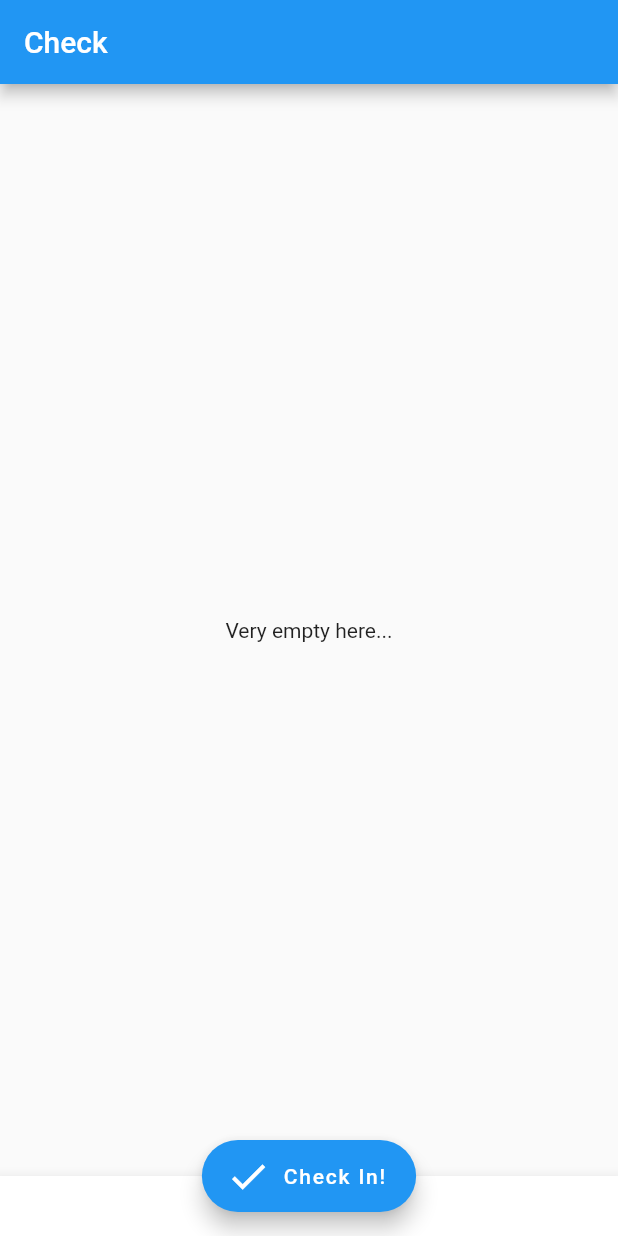
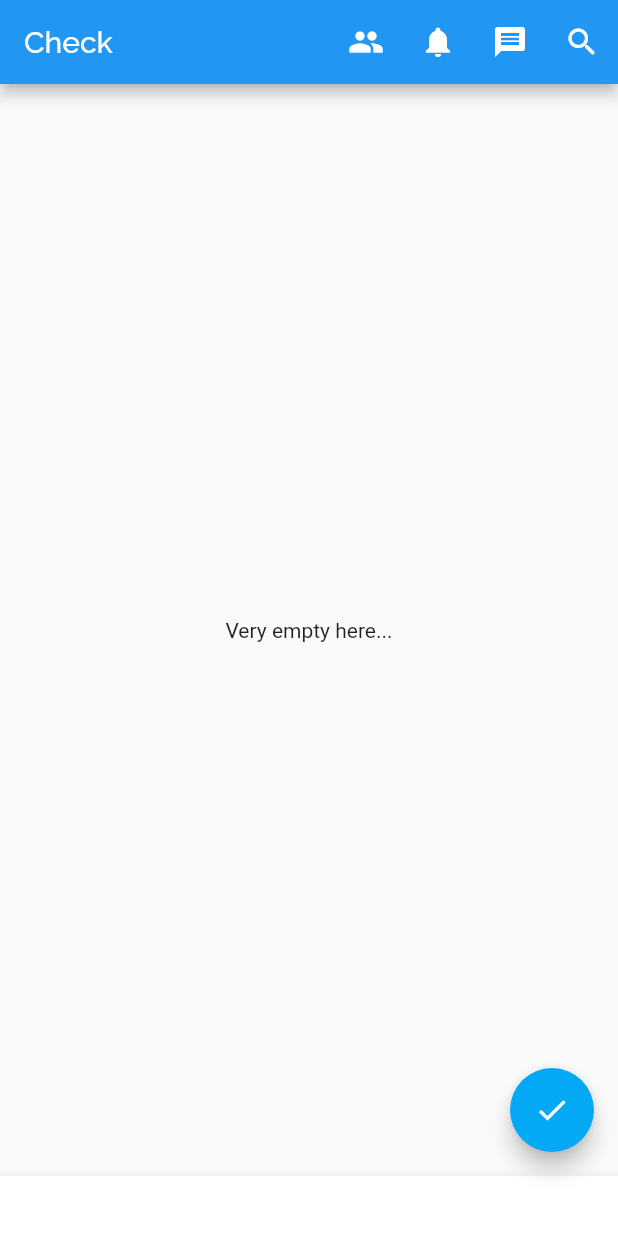
Before and after one commit to nemo-omen/check, a Flutter app: the screen it shows after launch, on a phone screen of 412 x 824 dp. Run offline on Flutter 3.47's test engine with Material 2 defaults, Android fonts, the phone set to English and light mode, and no system bars; Roboto replaces fonts that are missing (IBM Plex Mono).

Commit message:
Added AppBar icons, assets folder, fonts.

```diff
--- a/lib/src/app.dart
+++ b/lib/src/app.dart
@@ -9,6 +9,8 @@ class App extends StatelessWidget {
       title: 'Check',
       theme: ThemeData(
         primarySwatch: Colors.blue,
+        accentColor: Colors.lightBlue,
+        fontFamily: 'IBM Plex Mono',
       ),
       home: HomePage(title: 'Check'),
     );
--- a/lib/src/pages/home.dart
+++ b/lib/src/pages/home.dart
@@ -4,19 +4,26 @@ import 'package:flutter/material.dart';
 // * Pages
 // * |—> Home
 // * |———> Check Stream
-// *        |___ListView()
-// *            |___ Sorting (default: newest first | option: oldest | option: almost time | option: late)
-// *               |___ if(DateTime.now - lastCheckedDateTime == 24hrs) {showNagButton();}
+// * |       |___ListView()
+// * |           |___ Sorting (default: newest first | option: oldest | option: almost time | option: late)
+// * |              |___ if(DateTime.now - lastCheckedDateTime == 24hrs) {showNagButton();}
 // * |—> Friends
-// *      |___ListView
-// *           |___ Card()
-// *              |  |___ onClick((friends[index]){showFriend(friend[index])})
-// *              |___ Card()
-// *              |      |___ CircularAvatar()
-// *              |      |___ Container()
-// *              |      |___ ListView([friend.name, friend.homeLocation, friend.lastCheckDateTime, friend.currentCheckLevel])
-// *              |___ ListView([friend.checks])
+// * |     |___ListView
+// * |          |___ Card()
+// * |             |  |___ onClick((friends[index]){showFriend(friend[index])})
+// * |             |___ Card()
+// * |             |      |___ CircularAvatar()
+// * |             |      |___ Container()
+// * |             |      |___ ListView([friend.name, friend.homeLocation, friend.lastCheckDateTime, friend.currentCheckLevel])
+// * |             |___ ListView([friend.checks])
+// * |
 // * |—> Messages
+// * |
+// * |
+// * |—> Notifications
+// * |
+// * |
+// * |—> Search
 class HomePage extends StatefulWidget {
   HomePage({Key key, this.title}) : super(key: key);
   final String title;
@@ -34,7 +41,43 @@ class _HomePageState extends State<HomePage> {
   Widget build(BuildContext context) {
     return Scaffold(
       appBar: AppBar(
-        title: Text(widget.title),
+        title: Text(
+          widget.title,
+          style: TextStyle(
+            fontFamily: 'Raleway',
+            fontWeight: FontWeight.w300,
+          ),
+        ),
+        actions: <Widget>[
+          IconButton(
+            icon: Icon(Icons.group),
+            tooltip: 'Friends',
+            onPressed: () {
+              print('Friends pressed');
+            },
+          ),
+          IconButton(
+            icon: Icon(Icons.notifications),
+            tooltip: 'Friends',
+            onPressed: () {
+              print('Friends pressed.');
+            },
+          ),
+          IconButton(
+            icon: Icon(Icons.message),
+            tooltip: 'Messages',
+            onPressed: () {
+              print('Pressed messages.');
+            },
+          ),
+          IconButton(
+            icon: Icon(Icons.search),
+            tooltip: 'Search',
+            onPressed: () {
+              print('Pressed search');
+            },
+          ),
+        ],
       ),
       body: Center(
         child: Column(
@@ -52,21 +95,18 @@ class _HomePageState extends State<HomePage> {
         elevation: 8.0,
         child: Container(height: 40.0),
       ),
-      floatingActionButton: FloatingActionButton.extended(
+      floatingActionButton: FloatingActionButton(
           onPressed: () {
             print('Yum!');
           },
+          backgroundColor: Theme.of(context).accentColor,
           tooltip: 'Check In!',
-          label: Text(
-            'Check In!',
-            style: TextStyle(color: Colors.white),
-          ),
-          icon: Icon(
+          child: Icon(
             Icons.check,
             color: Colors.white,
-            size: 30.0,
+            // size: 30.0,
           )),
-      floatingActionButtonLocation: FloatingActionButtonLocation.centerDocked,
+      floatingActionButtonLocation: FloatingActionButtonLocation.endFloat,
     );
   }
 }
```
Also changed, not shown: pubspec.yaml (+11 -33 lines), lib/assets/fonts/IBMPlexSans-Light.ttf (added), lib/assets/fonts/IBMPlexSans-Medium.ttf (added), lib/assets/fonts/IBMPlexSans-MediumItalic.ttf (added), lib/assets/fonts/IBMPlexSans-Thin.ttf (added), lib/assets/fonts/Raleway-Medium.ttf (added), lib/assets/fonts/Signatra.ttf (added).
